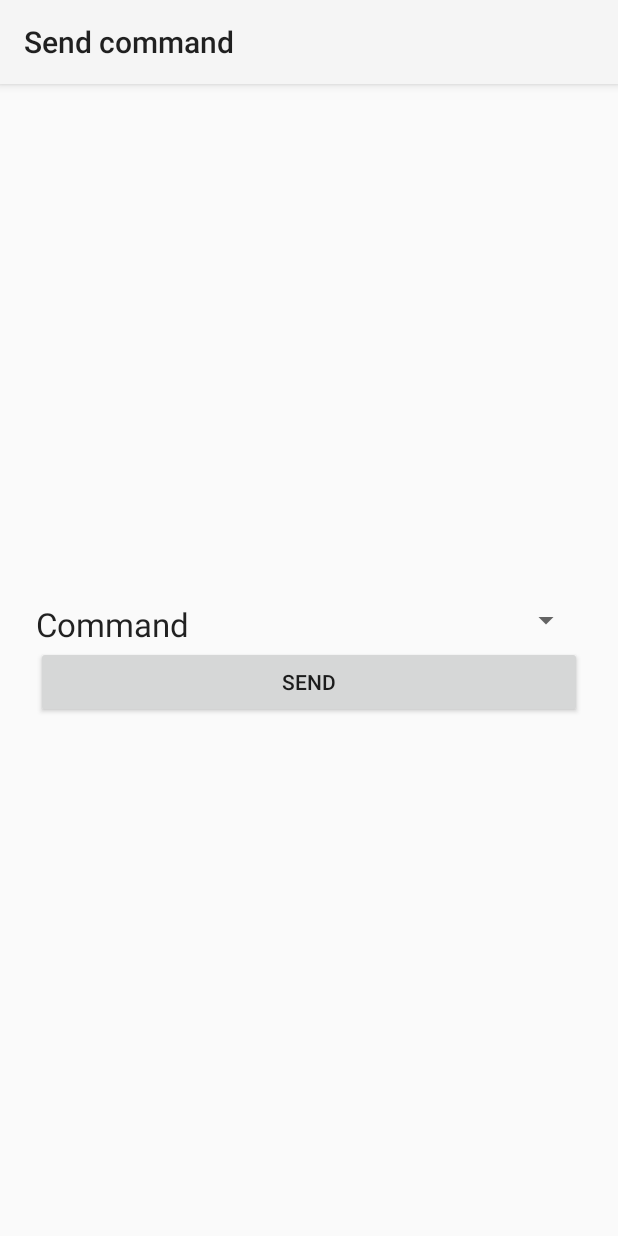
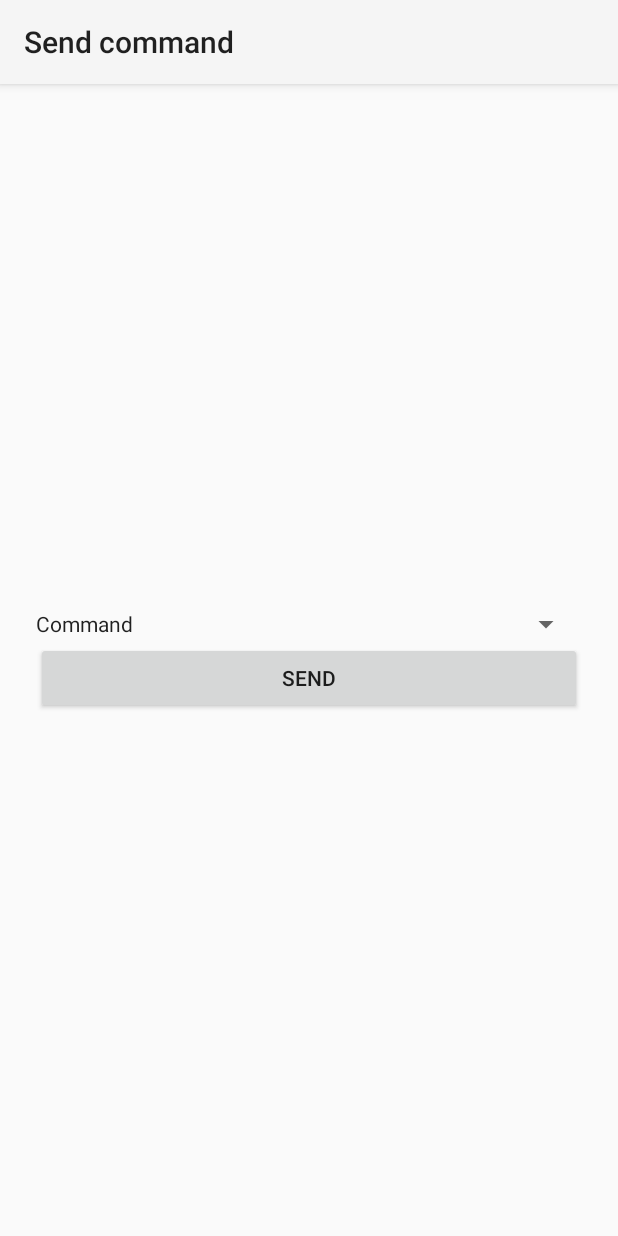
Before and after one commit to traccar/traccar-manager-android, an Android app: the SendCommandFragment screen opened directly, with no data from a screen before it, on a phone screen of 412 x 824 dp. Run offline under Robolectric (Android 15) with nearby library versions, the phone set to English and light mode, and no system bars; libraries missing offline, so code that uses them is left out: retrofit2.converter.jackson; 2 statements that could not run were skipped.

Commit message:
Use text styles from design library

```diff
--- a/app/src/main/res/layout/fragment_login.xml
+++ b/app/src/main/res/layout/fragment_login.xml
@@ -16,7 +16,7 @@
             android:layout_centerHorizontal="true"
             android:layout_alignParentBottom="true"
             android:padding="?attr/dialogPreferredPadding"
-            android:textAppearance="?android:attr/textAppearanceLarge"
+            android:textAppearance="@style/TextAppearance.AppCompat.Headline"
             android:text="@string/app_name" />
 
         <ImageView
--- a/app/src/main/res/layout/fragment_send_command.xml
+++ b/app/src/main/res/layout/fragment_send_command.xml
@@ -29,7 +29,7 @@
                     android:layout_weight="1"
                     android:text="@string/command_command"
                     android:layout_gravity="center"
-                    android:textAppearance="?android:attr/textAppearanceLarge" />
+                    android:textAppearance="@style/TextAppearance.AppCompat.Body1" />
 
                 <Spinner
                     android:id="@+id/commands"
@@ -53,7 +53,7 @@
                     android:layout_weight="1"
                     android:text="@string/command_frequency_frequency"
                     android:layout_gravity="center"
-                    android:textAppearance="?android:attr/textAppearanceLarge" />
+                    android:textAppearance="@style/TextAppearance.AppCompat.Body1" />
 
                 <EditText
                     android:id="@+id/frequency"
@@ -79,7 +79,7 @@
                     android:layout_weight="1"
                     android:text="@string/command_frequency_unit"
                     android:layout_gravity="center"
-                    android:textAppearance="?android:attr/textAppearanceLarge" />
+                    android:textAppearance="@style/TextAppearance.AppCompat.Body1" />
 
                 <Spinner
                     android:id="@+id/unit"
--- a/app/src/main/res/layout/list_item.xml
+++ b/app/src/main/res/layout/list_item.xml
@@ -10,6 +10,6 @@
         android:layout_width="match_parent"
         android:layout_height="wrap_content"
         android:layout_centerVertical="true"
-        android:textAppearance="?android:attr/textAppearanceLarge" />
+        android:textAppearance="@style/TextAppearance.AppCompat.Body1" />
 
 </RelativeLayout>
--- a/app/src/main/res/layout/view_info.xml
+++ b/app/src/main/res/layout/view_info.xml
@@ -10,14 +10,14 @@
         android:id="@+id/title"
         android:layout_width="wrap_content"
         android:layout_height="wrap_content"
-        android:textAppearance="?android:textAppearanceLarge"
+        android:textAppearance="@style/TextAppearance.AppCompat.Title"
         tools:text="Title" />
 
     <TextView
         android:id="@+id/details"
         android:layout_width="wrap_content"
         android:layout_height="wrap_content"
-        android:textAppearance="?android:textAppearanceSmall"
+        android:textAppearance="@style/TextAppearance.AppCompat.Body1"
         tools:text="Speed: 0.0\nCourse: 0" />
 
 </LinearLayout>
```
